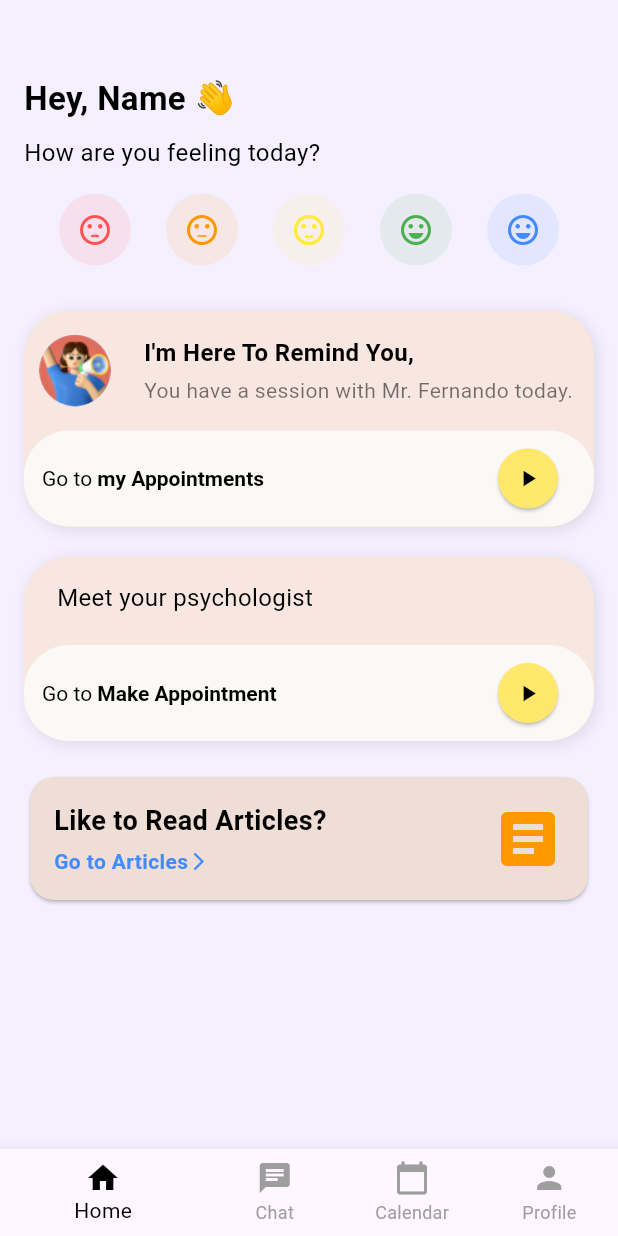
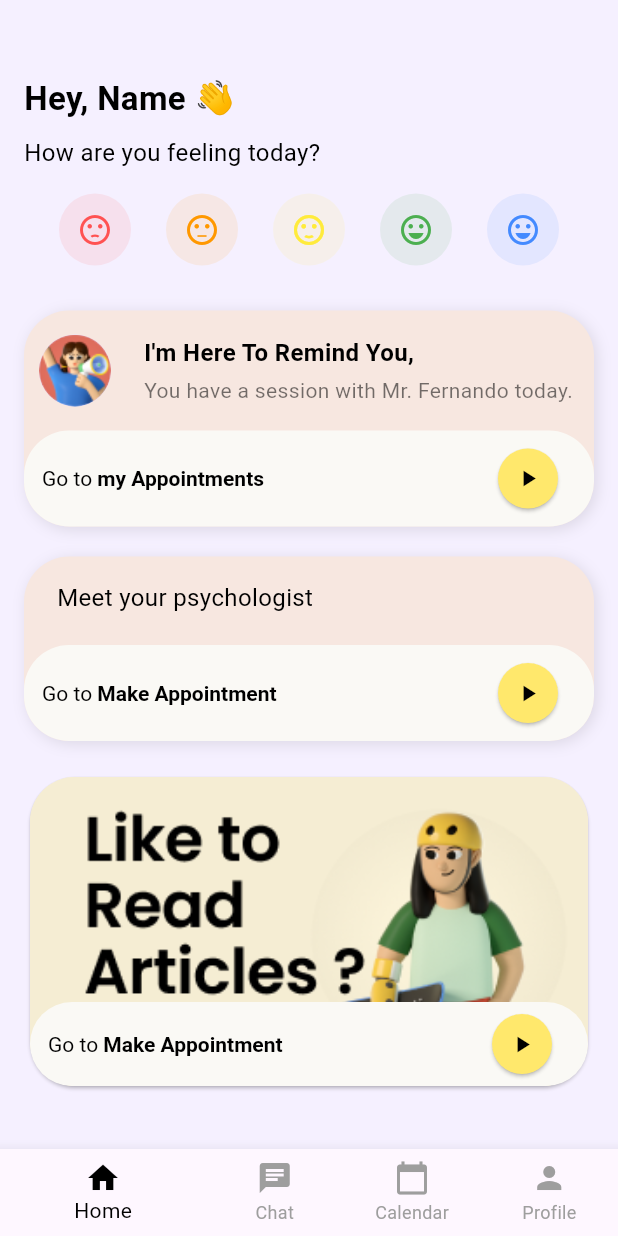
Before and after one commit to supunchamuditha/nuranest, a Flutter app: the HomeScreen screen opened directly, on a phone screen of 412 x 824 dp. Run offline on Flutter 3.47's test engine with Material 3 defaults, Android fonts, the light colour scheme and no system bars.

Commit message:
Refactor articles card layout and update styling for improved UI

```diff
--- a/lib/screens/user_home.dart
+++ b/lib/screens/user_home.dart
@@ -388,53 +388,78 @@ Widget _buildPsychologistCard(BuildContext context) {
   Widget _buildArticlesCard(BuildContext context) {
   return Card(
     shape: RoundedRectangleBorder(
-        borderRadius: BorderRadius.circular(16),
+      borderRadius: BorderRadius.circular(30),
     ),
-      color: Color(0xFFEFDED6), // Light beige color
-      child: Padding(
-        padding: const EdgeInsets.all(16),
-        child: Row(
-          children: [
-            Expanded(
+    color: const Color(0xFFF5EDD3), // Light beige color
+    child: Container(
+      // Remove padding from Padding widget and add to Container
+      padding: const EdgeInsets.all(0),
+      decoration: BoxDecoration(
+        borderRadius: BorderRadius.circular(30),
+        image: DecorationImage(
+          image: AssetImage('lib/assets/images/read_articles.png'), // Replace with your image path
+          fit: BoxFit.cover,
+
+        ),
+
+      ),
+
       child: Column(
+
         crossAxisAlignment: CrossAxisAlignment.start,
         children: [
-                  const Text(
-                    "Like to Read Articles?",
+          const SizedBox(height: 150), // Add space if you need it between image and button row
+          Container(
+            padding: const EdgeInsets.symmetric(horizontal: 12, vertical: 4),
+            decoration: BoxDecoration(
+              color: const Color(0xFFFAF9F5).withOpacity(1), // Light background with transparency
+              borderRadius: BorderRadius.circular(30),
+            ),
+            child: Row(
+              mainAxisAlignment: MainAxisAlignment.spaceBetween,
+              children: [
+                RichText(
+                  text: const TextSpan(
+                    text: 'Go to ',
                     style: TextStyle(
-                      fontSize: 18,
+                      color: Colors.black,
+                      fontSize: 14,
+                    ),
+                    children: [
+                      TextSpan(
+                        text: 'Make Appointment',
+                        style: TextStyle(
                           fontWeight: FontWeight.bold,
                           color: Colors.black,
                         ),
                       ),
-                  const SizedBox(height: 4),
-                  GestureDetector(
-                    onTap: () {
-                      // Navigate to articles
-                    },
-                    child: Row(
-                      children: const [
-                        Text(
-                          "Go to Articles",
-                          style: TextStyle(
-                            fontSize: 14,
-                            fontWeight: FontWeight.bold,
-                            color: Colors.blueAccent,
+                    ],
                   ),
                 ),
-                        Icon(Icons.arrow_forward_ios, size: 14, color: Colors.blueAccent),
+                ElevatedButton(
+                  onPressed: () {
+                    // Add navigation or functionality here
+                  },
+                  style: ElevatedButton.styleFrom(
+                    padding: const EdgeInsets.all(0),
+                    shape: const CircleBorder(),
+                    backgroundColor: const Color(0xFFFFE86C), // Yellowish button color
+                  ),
+                  child: const Icon(
+                    Icons.play_arrow,
+                    color: Colors.black,
+                  ),
+                ),
               ],
             ),
           ),
         ],
       ),
     ),
-            const Icon(Icons.article, color: Colors.orange, size: 48),
-          ],
-        ),
-      ),
   );
 }
+
+
 
   Widget _buildBottomNavigationBar() {
     return BottomNavigationBar(
```
Also changed, not shown: lib/assets/images/read_articles.png (added). Lines whose indentation alone changed are shown as unchanged.
